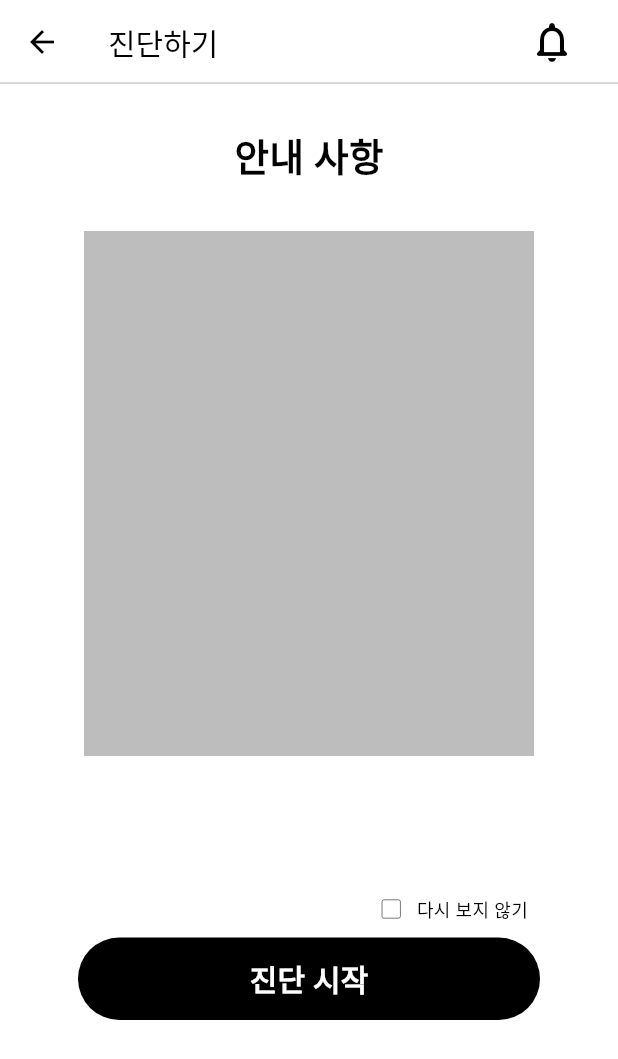
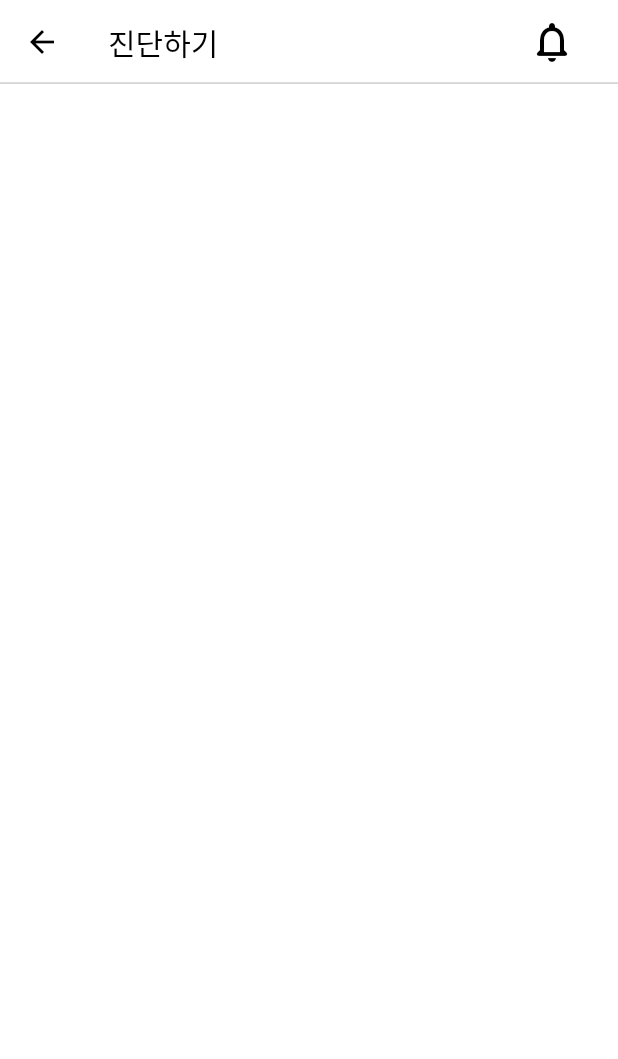
Before and after one commit to AntiHeimer/front, a Flutter app: the DiagnosisNotificationPage screen opened directly, after a tap on "진단 시작", on a phone screen of 412 x 824 dp. Shown: the top 1059 px of the screen. Run offline on Flutter 3.47's test engine with Material 3 defaults, Android fonts, the phone set to English and light mode, and no system bars; our stand-ins replace flutter_dotenv.

Commit message:
create choice page

```diff
--- /dev/null
+++ b/lib/Diagnosis/page/choice_page.dart
@@ -0,0 +1,26 @@
+import 'package:anti_heimer/Main/component/app_bar/app_bar3.dart';
+import 'package:flutter/material.dart';
+
+class ChoicePage extends StatefulWidget {
+  _ChoicePageState createState() => _ChoicePageState();
+}
+
+class _ChoicePageState extends State<ChoicePage> {
+  @override
+  void initState() {
+    super.initState();
+  }
+
+  @override
+  Widget build(BuildContext context) {
+    return Scaffold(
+      appBar: const AppBarWidget3(title: '진단하기'),
+      body: Center(
+          child: Column(
+        children: <Widget>[
+          const Padding(padding: EdgeInsets.only(bottom: 100)),
+        ],
+      )),
+    );
+  }
+}
--- a/lib/Diagnosis/page/diagnosis_notification_page.dart
+++ b/lib/Diagnosis/page/diagnosis_notification_page.dart
@@ -1,3 +1,4 @@
+import 'package:anti_heimer/Diagnosis/page/choice_page.dart';
 import 'package:anti_heimer/Main/component/app_bar/app_bar3.dart';
 import 'package:anti_heimer/Main/component/main_button.dart';
 import 'package:flutter/material.dart';
@@ -9,6 +10,7 @@ class DiagnosisNotificationPage extends StatefulWidget {
 
 class _DiagnosisNotificationPageState extends State<DiagnosisNotificationPage> {
   bool _isChecked = false;
+
   @override
   void initState() {
     super.initState();
@@ -26,9 +28,9 @@ class _DiagnosisNotificationPageState extends State<DiagnosisNotificationPage> {
           ),
           const Text(
             '안내 사항',
-            style: TextStyle(fontSize: 25, fontWeight: FontWeight.w600),
+            style: TextStyle(fontSize: 25, fontWeight: FontWeight.w500),
           ),
-          const Padding(padding: EdgeInsets.only(bottom: 30)),
+          const Padding(padding: EdgeInsets.only(bottom: 25)),
           SizedBox(
             height: 350,
             width: 300,
@@ -66,7 +68,13 @@ class _DiagnosisNotificationPageState extends State<DiagnosisNotificationPage> {
             ],
           ),
           const Padding(padding: EdgeInsets.only(bottom: 7)),
-          MainButton(text: '진단 시작', onPressed: () {})
+          MainButton(
+              text: '진단 시작',
+              onPressed: () {
+                Navigator.push(context, MaterialPageRoute(builder: (context) {
+                  return ChoicePage();
+                }));
+              })
         ],
       )),
     );
```
